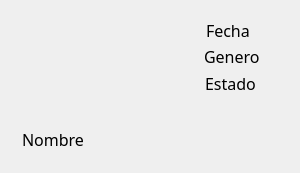
Above: Documentos/dni.ui from 0tomi/POO-TP before the change. Below: the same form after it.
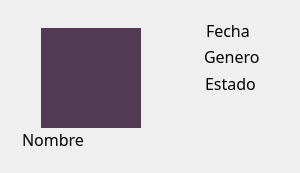
That is the form after the change. Icons and pictures are not drawn.

What changed in the file:
```diff
--- a/Documentos/dni.ui
+++ b/Documentos/dni.ui
@@ -138,6 +138,45 @@
      <height>100</height>
     </rect>
    </property>
+   <property name="minimumSize">
+    <size>
+     <width>100</width>
+     <height>100</height>
+    </size>
+   </property>
+   <property name="maximumSize">
+    <size>
+     <width>100</width>
+     <height>100</height>
+    </size>
+   </property>
+   <layout class="QHBoxLayout" name="horizontalLayout">
+    <property name="spacing">
+     <number>0</number>
+    </property>
+    <property name="leftMargin">
+     <number>0</number>
+    </property>
+    <property name="topMargin">
+     <number>0</number>
+    </property>
+    <property name="rightMargin">
+     <number>0</number>
+    </property>
+    <property name="bottomMargin">
+     <number>0</number>
+    </property>
+    <item>
+     <widget class="QLabel" name="filtro">
+      <property name="styleSheet">
+       <string notr="true">background-color: rgb(83, 59, 85);</string>
+      </property>
+      <property name="text">
+       <string/>
+      </property>
+     </widget>
+    </item>
+   </layout>
   </widget>
  </widget>
  <resources/>
```
